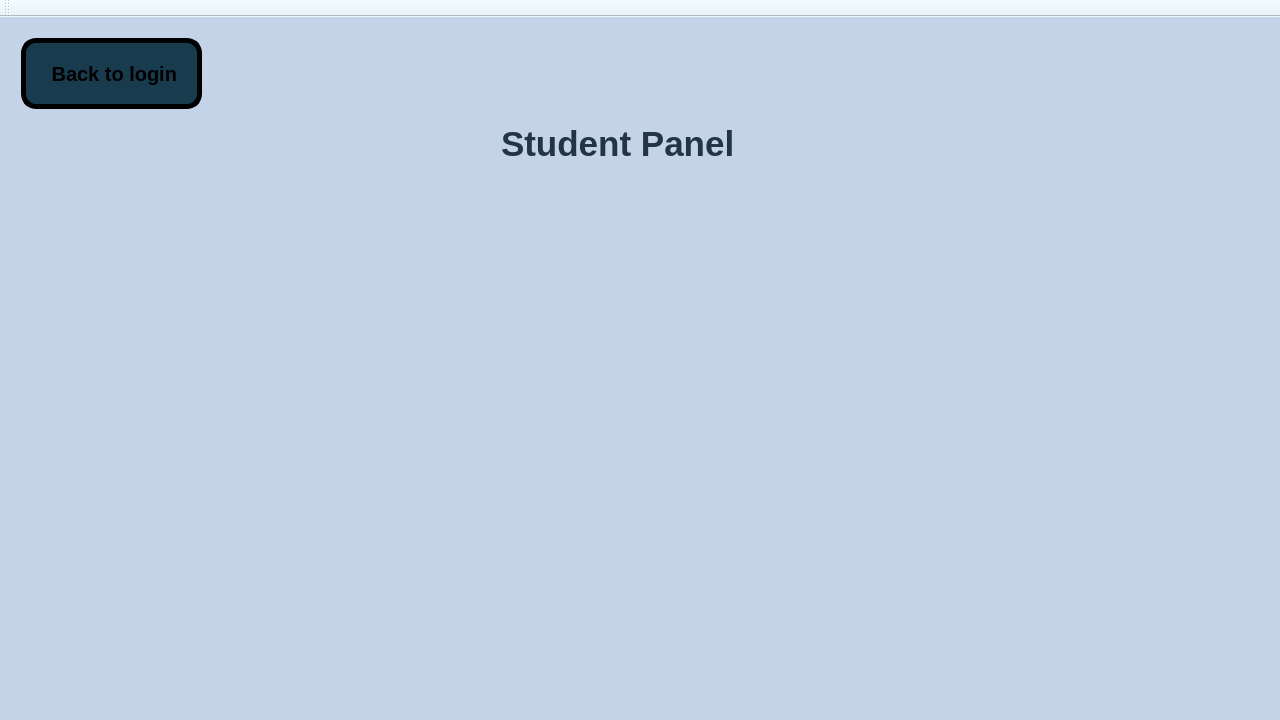
This is Coursify.ui in Ahmed-ElGoharyy/Coursifyy as Qt 5 draws it before an edit. The edited form follows.
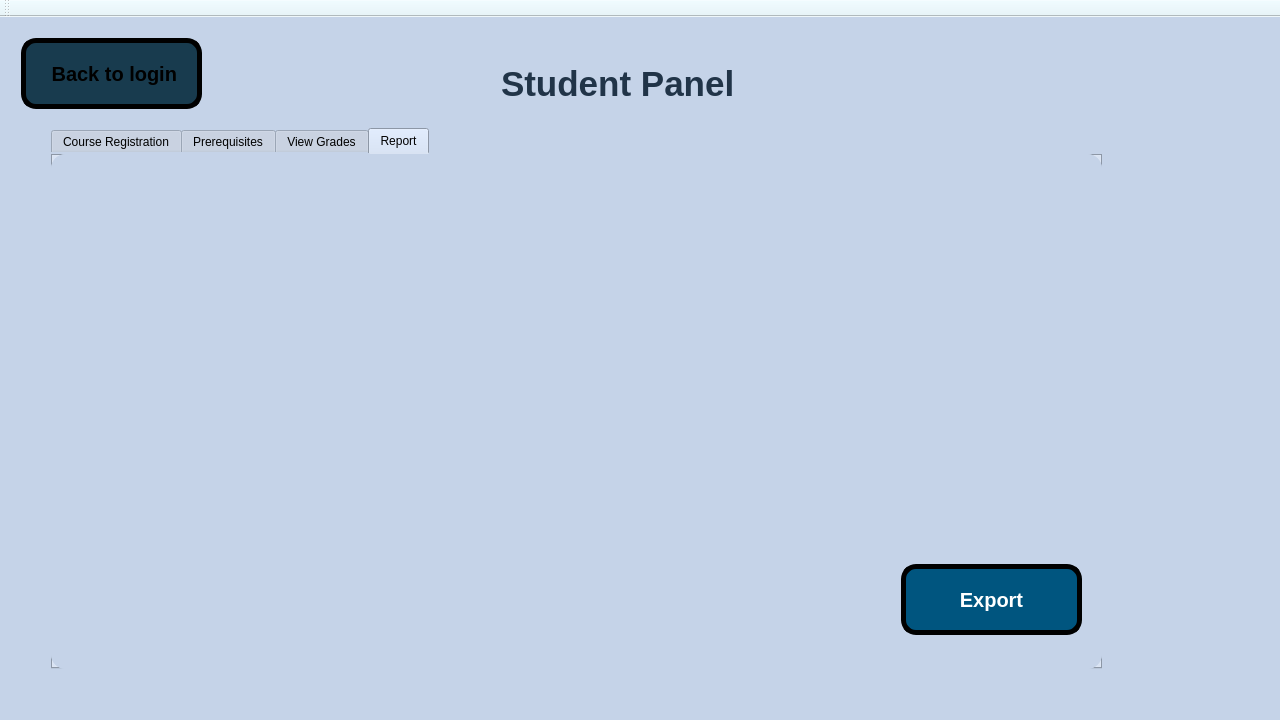
This is the edited form. The open tabs and pages were chosen to show the change. Icons and pictures are not drawn.

Commit message: student panel gui started

```diff
--- a/Coursify.ui
+++ b/Coursify.ui
@@ -487,7 +487,7 @@
     <string notr="true">background-color: rgb(197, 211, 232);</string>
    </property>
    <layout class="QGridLayout" name="gridLayout">
-    <item row="0" column="0">
+    <item row="1" column="0">
      <widget class="QStackedWidget" name="stackedWidget">
       <property name="sizePolicy">
        <sizepolicy hsizetype="Expanding" vsizetype="Expanding">
@@ -3441,8 +3441,8 @@
         <property name="geometry">
          <rect>
           <x>490</x>
-          <y>100</y>
-          <width>391</width>
+          <y>40</y>
+          <width>231</width>
           <height>31</height>
          </rect>
         </property>
@@ -3592,6 +3592,561 @@
          </size>
         </property>
        </widget>
+       <widget class="QTabWidget" name="tabWidget_2">
+        <property name="geometry">
+         <rect>
+          <x>40</x>
+          <y>100</y>
+          <width>1051</width>
+          <height>541</height>
+         </rect>
+        </property>
+        <property name="palette">
+         <palette>
+          <active>
+           <colorrole role="WindowText">
+            <brush brushstyle="SolidPattern">
+             <color alpha="255">
+              <red>0</red>
+              <green>0</green>
+              <blue>0</blue>
+             </color>
+            </brush>
+           </colorrole>
+           <colorrole role="Button">
+            <brush brushstyle="SolidPattern">
+             <color alpha="255">
+              <red>197</red>
+              <green>211</green>
+              <blue>232</blue>
+             </color>
+            </brush>
+           </colorrole>
+           <colorrole role="Text">
+            <brush brushstyle="SolidPattern">
+             <color alpha="255">
+              <red>0</red>
+              <green>0</green>
+              <blue>0</blue>
+             </color>
+            </brush>
+           </colorrole>
+           <colorrole role="ButtonText">
+            <brush brushstyle="SolidPattern">
+             <color alpha="255">
+              <red>0</red>
+              <green>0</green>
+              <blue>0</blue>
+             </color>
+            </brush>
+           </colorrole>
+           <colorrole role="Base">
+            <brush brushstyle="SolidPattern">
+             <color alpha="255">
+              <red>197</red>
+              <green>211</green>
+              <blue>232</blue>
+             </color>
+            </brush>
+           </colorrole>
+           <colorrole role="Window">
+            <brush brushstyle="SolidPattern">
+             <color alpha="255">
+              <red>197</red>
+              <green>211</green>
+              <blue>232</blue>
+             </color>
+            </brush>
+           </colorrole>
+           <colorrole role="PlaceholderText">
+            <brush brushstyle="SolidPattern">
+             <color alpha="128">
+              <red>0</red>
+              <green>0</green>
+              <blue>0</blue>
+             </color>
+            </brush>
+           </colorrole>
+          </active>
+          <inactive>
+           <colorrole role="WindowText">
+            <brush brushstyle="SolidPattern">
+             <color alpha="255">
+              <red>0</red>
+              <green>0</green>
+              <blue>0</blue>
+             </color>
+            </brush>
+           </colorrole>
+           <colorrole role="Button">
+            <brush brushstyle="SolidPattern">
+             <color alpha="255">
+              <red>197</red>
+              <green>211</green>
+              <blue>232</blue>
+             </color>
+            </brush>
+           </colorrole>
+           <colorrole role="Text">
+            <brush brushstyle="SolidPattern">
+             <color alpha="255">
+              <red>0</red>
+              <green>0</green>
+              <blue>0</blue>
+             </color>
+            </brush>
+           </colorrole>
+           <colorrole role="ButtonText">
+            <brush brushstyle="SolidPattern">
+             <color alpha="255">
+              <red>0</red>
+              <green>0</green>
+              <blue>0</blue>
+             </color>
+            </brush>
+           </colorrole>
+           <colorrole role="Base">
+            <brush brushstyle="SolidPattern">
+             <color alpha="255">
+              <red>197</red>
+              <green>211</green>
+              <blue>232</blue>
+             </color>
+            </brush>
+           </colorrole>
+           <colorrole role="Window">
+            <brush brushstyle="SolidPattern">
+             <color alpha="255">
+              <red>197</red>
+              <green>211</green>
+              <blue>232</blue>
+             </color>
+            </brush>
+           </colorrole>
+           <colorrole role="PlaceholderText">
+            <brush brushstyle="SolidPattern">
+             <color alpha="128">
+              <red>0</red>
+              <green>0</green>
+              <blue>0</blue>
+             </color>
+            </brush>
+           </colorrole>
+          </inactive>
+          <disabled>
+           <colorrole role="WindowText">
+            <brush brushstyle="SolidPattern">
+             <color alpha="255">
+              <red>0</red>
+              <green>0</green>
+              <blue>0</blue>
+             </color>
+            </brush>
+           </colorrole>
+           <colorrole role="Button">
+            <brush brushstyle="SolidPattern">
+             <color alpha="255">
+              <red>197</red>
+              <green>211</green>
+              <blue>232</blue>
+             </color>
+            </brush>
+           </colorrole>
+           <colorrole role="Text">
+            <brush brushstyle="SolidPattern">
+             <color alpha="255">
+              <red>0</red>
+              <green>0</green>
+              <blue>0</blue>
+             </color>
+            </brush>
+           </colorrole>
+           <colorrole role="ButtonText">
+            <brush brushstyle="SolidPattern">
+             <color alpha="255">
+              <red>0</red>
+              <green>0</green>
+              <blue>0</blue>
+             </color>
+            </brush>
+           </colorrole>
+           <colorrole role="Base">
+            <brush brushstyle="SolidPattern">
+             <color alpha="255">
+              <red>197</red>
+              <green>211</green>
+              <blue>232</blue>
+             </color>
+            </brush>
+           </colorrole>
+           <colorrole role="Window">
+            <brush brushstyle="SolidPattern">
+             <color alpha="255">
+              <red>197</red>
+              <green>211</green>
+              <blue>232</blue>
+             </color>
+            </brush>
+           </colorrole>
+           <colorrole role="PlaceholderText">
+            <brush brushstyle="SolidPattern">
+             <color alpha="128">
+              <red>0</red>
+              <green>0</green>
+              <blue>0</blue>
+             </color>
+            </brush>
+           </colorrole>
+          </disabled>
+         </palette>
+        </property>
+        <property name="styleSheet">
+         <string notr="true">border: 1px  black;   /* Border */
+border-radius: 15px;  
+color: #000000</string>
+        </property>
+        <property name="currentIndex">
+         <number>0</number>
+        </property>
+        <widget class="QWidget" name="tab_5">
+         <attribute name="title">
+          <string>Course Registration</string>
+         </attribute>
+         <widget class="QLineEdit" name="lineEdit">
+          <property name="geometry">
+           <rect>
+            <x>240</x>
+            <y>30</y>
+            <width>651</width>
+            <height>51</height>
+           </rect>
+          </property>
+          <property name="styleSheet">
+           <string notr="true">background-color: rgb(43, 43, 43);
+color: rgb(255, 255, 255);
+font: 12pt &quot;Segoe UI&quot;;</string>
+          </property>
+          <property name="alignment">
+           <set>Qt::AlignmentFlag::AlignCenter</set>
+          </property>
+          <property name="readOnly">
+           <bool>false</bool>
+          </property>
+          <property name="placeholderText">
+           <string>Search Course</string>
+          </property>
+          <property name="cursorMoveStyle">
+           <enum>Qt::CursorMoveStyle::LogicalMoveStyle</enum>
+          </property>
+          <property name="clearButtonEnabled">
+           <bool>false</bool>
+          </property>
+         </widget>
+         <widget class="QPushButton" name="pushButton">
+          <property name="geometry">
+           <rect>
+            <x>260</x>
+            <y>40</y>
+            <width>20</width>
+            <height>31</height>
+           </rect>
+          </property>
+          <property name="font">
+           <font>
+            <pointsize>8</pointsize>
+            <bold>true</bold>
+           </font>
+          </property>
+          <property name="styleSheet">
+           <string notr="true">background-color: rgb(43, 43, 43);</string>
+          </property>
+          <property name="text">
+           <string/>
+          </property>
+          <property name="icon">
+           <iconset theme="QIcon::ThemeIcon::EditFind"/>
+          </property>
+         </widget>
+         <widget class="QPushButton" name="pushButton_2">
+          <property name="geometry">
+           <rect>
+            <x>780</x>
+            <y>40</y>
+            <width>80</width>
+            <height>24</height>
+           </rect>
+          </property>
+          <property name="font">
+           <font>
+            <pointsize>12</pointsize>
+           </font>
+          </property>
+          <property name="styleSheet">
+           <string notr="true">background-color: rgb(255, 255, 255);</string>
+          </property>
+          <property name="text">
+           <string>Search</string>
+          </property>
+         </widget>
+        </widget>
+        <widget class="QWidget" name="tab_6">
+         <attribute name="title">
+          <string>Prerequisites</string>
+         </attribute>
+        </widget>
+        <widget class="QWidget" name="tabe_7">
+         <attribute name="title">
+          <string>View Grades</string>
+         </attribute>
+        </widget>
+        <widget class="QWidget" name="tab_8">
+         <attribute name="title">
+          <string>Report</string>
+         </attribute>
+         <widget class="QPushButton" name="back_button_4">
+          <property name="geometry">
+           <rect>
+            <x>850</x>
+            <y>410</y>
+            <width>181</width>
+            <height>71</height>
+           </rect>
+          </property>
+          <property name="sizePolicy">
+           <sizepolicy hsizetype="Expanding" vsizetype="Fixed">
+            <horstretch>0</horstretch>
+            <verstretch>0</verstretch>
+           </sizepolicy>
+          </property>
+          <property name="palette">
+           <palette>
+            <active>
+             <colorrole role="WindowText">
+              <brush brushstyle="SolidPattern">
+               <color alpha="255">
+                <red>255</red>
+                <green>255</green>
+                <blue>255</blue>
+               </color>
+              </brush>
+             </colorrole>
+             <colorrole role="Button">
+              <brush brushstyle="SolidPattern">
+               <color alpha="255">
+                <red>0</red>
+                <green>85</green>
+                <blue>127</blue>
+               </color>
+              </brush>
+             </colorrole>
+             <colorrole role="Text">
+              <brush brushstyle="SolidPattern">
+               <color alpha="255">
+                <red>255</red>
+                <green>255</green>
+                <blue>255</blue>
+               </color>
+              </brush>
+             </colorrole>
+             <colorrole role="ButtonText">
+              <brush brushstyle="SolidPattern">
+               <color alpha="255">
+                <red>255</red>
+                <green>255</green>
+                <blue>255</blue>
+               </color>
+              </brush>
+             </colorrole>
+             <colorrole role="Base">
+              <brush brushstyle="SolidPattern">
+               <color alpha="255">
+                <red>0</red>
+                <green>85</green>
+                <blue>127</blue>
+               </color>
+              </brush>
+             </colorrole>
+             <colorrole role="Window">
+              <brush brushstyle="SolidPattern">
+               <color alpha="255">
+                <red>0</red>
+                <green>85</green>
+                <blue>127</blue>
+               </color>
+              </brush>
+             </colorrole>
+             <colorrole role="PlaceholderText">
+              <brush brushstyle="SolidPattern">
+               <color alpha="128">
+                <red>255</red>
+                <green>255</green>
+                <blue>255</blue>
+               </color>
+              </brush>
+             </colorrole>
+            </active>
+            <inactive>
+             <colorrole role="WindowText">
+              <brush brushstyle="SolidPattern">
+               <color alpha="255">
+                <red>255</red>
+                <green>255</green>
+                <blue>255</blue>
+               </color>
+              </brush>
+             </colorrole>
+             <colorrole role="Button">
+              <brush brushstyle="SolidPattern">
+               <color alpha="255">
+                <red>0</red>
+                <green>85</green>
+                <blue>127</blue>
+               </color>
+              </brush>
+             </colorrole>
+             <colorrole role="Text">
+              <brush brushstyle="SolidPattern">
+               <color alpha="255">
+                <red>255</red>
+                <green>255</green>
+                <blue>255</blue>
+               </color>
+              </brush>
+             </colorrole>
+             <colorrole role="ButtonText">
+              <brush brushstyle="SolidPattern">
+               <color alpha="255">
+                <red>255</red>
+                <green>255</green>
+                <blue>255</blue>
+               </color>
+              </brush>
+             </colorrole>
+             <colorrole role="Base">
+              <brush brushstyle="SolidPattern">
+               <color alpha="255">
+                <red>0</red>
+                <green>85</green>
+                <blue>127</blue>
+               </color>
+              </brush>
+             </colorrole>
+             <colorrole role="Window">
+              <brush brushstyle="SolidPattern">
+               <color alpha="255">
+                <red>0</red>
+                <green>85</green>
+                <blue>127</blue>
+               </color>
+              </brush>
+             </colorrole>
+             <colorrole role="PlaceholderText">
+              <brush brushstyle="SolidPattern">
+               <color alpha="128">
+                <red>255</red>
+                <green>255</green>
+                <blue>255</blue>
+               </color>
+              </brush>
+             </colorrole>
+            </inactive>
+            <disabled>
+             <colorrole role="WindowText">
+              <brush brushstyle="SolidPattern">
+               <color alpha="255">
+                <red>255</red>
+                <green>255</green>
+                <blue>255</blue>
+               </color>
+              </brush>
+             </colorrole>
+             <colorrole role="Button">
+              <brush brushstyle="SolidPattern">
+               <color alpha="255">
+                <red>0</red>
+                <green>85</green>
+                <blue>127</blue>
+               </color>
+              </brush>
+             </colorrole>
+             <colorrole role="Text">
+              <brush brushstyle="SolidPattern">
+               <color alpha="255">
+                <red>255</red>
+                <green>255</green>
+                <blue>255</blue>
+               </color>
+              </brush>
+             </colorrole>
+             <colorrole role="ButtonText">
+              <brush brushstyle="SolidPattern">
+               <color alpha="255">
+                <red>255</red>
+                <green>255</green>
+                <blue>255</blue>
+               </color>
+              </brush>
+             </colorrole>
+             <colorrole role="Base">
+              <brush brushstyle="SolidPattern">
+               <color alpha="255">
+                <red>0</red>
+                <green>85</green>
+                <blue>127</blue>
+               </color>
+              </brush>
+             </colorrole>
+             <colorrole role="Window">
+              <brush brushstyle="SolidPattern">
+               <color alpha="255">
+                <red>0</red>
+                <green>85</green>
+                <blue>127</blue>
+               </color>
+              </brush>
+             </colorrole>
+             <colorrole role="PlaceholderText">
+              <brush brushstyle="SolidPattern">
+               <color alpha="128">
+                <red>255</red>
+                <green>255</green>
+                <blue>255</blue>
+               </color>
+              </brush>
+             </colorrole>
+            </disabled>
+           </palette>
+          </property>
+          <property name="font">
+           <font>
+            <pointsize>15</pointsize>
+            <bold>true</bold>
+           </font>
+          </property>
+          <property name="cursor">
+           <cursorShape>PointingHandCursor</cursorShape>
+          </property>
+          <property name="styleSheet">
+           <string notr="true">border: 5px solid black;   /* Border */
+border-radius: 15px;  
+background-color: #00557f;
+color: rgb(255, 255, 255);</string>
+          </property>
+          <property name="text">
+           <string>Export</string>
+          </property>
+          <property name="icon">
+           <iconset theme="QIcon::ThemeIcon::DocumentPrint"/>
+          </property>
+          <property name="iconSize">
+           <size>
+            <width>20</width>
+            <height>20</height>
+           </size>
+          </property>
+         </widget>
+        </widget>
+       </widget>
       </widget>
       <widget class="QWidget" name="Register">
        <widget class="QLabel" name="label_11">
```
Left out of the diff: 2 changed lines with no effect on the pictures. The commit also changes 2 other files.
